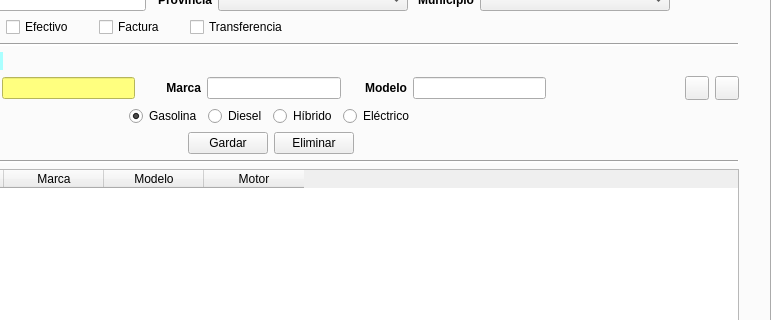
Above: ui/ventMain.ui from arielcostas/dam-di-costasguerrero before the change; both pictures show x 229 to 1000 and y 159 to 479 of the 1000 by 750 pixel window. Below: the same form after it.
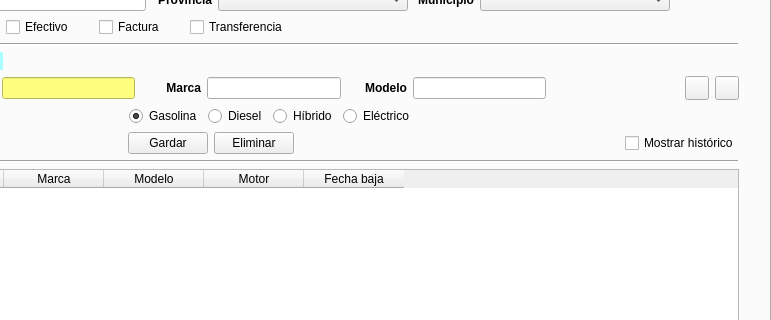
That is the form after the change. Icons and pictures are not drawn.

Commit message: Histórico de coches

Diff of the .ui file:
```diff
--- a/ui/ventMain.ui
+++ b/ui/ventMain.ui
@@ -904,6 +904,13 @@
             </property>
            </spacer>
           </item>
+          <item>
+           <widget class="QCheckBox" name="checkMostrarHistorico">
+            <property name="text">
+             <string>Mostrar histórico</string>
+            </property>
+           </widget>
+          </item>
          </layout>
         </item>
         <item>
@@ -955,6 +962,11 @@
             <string>Motor</string>
            </property>
           </column>
+          <column>
+           <property name="text">
+            <string>Fecha baja</string>
+           </property>
+          </column>
          </widget>
         </item>
        </layout>
```
The commit also changes 4 other files.
